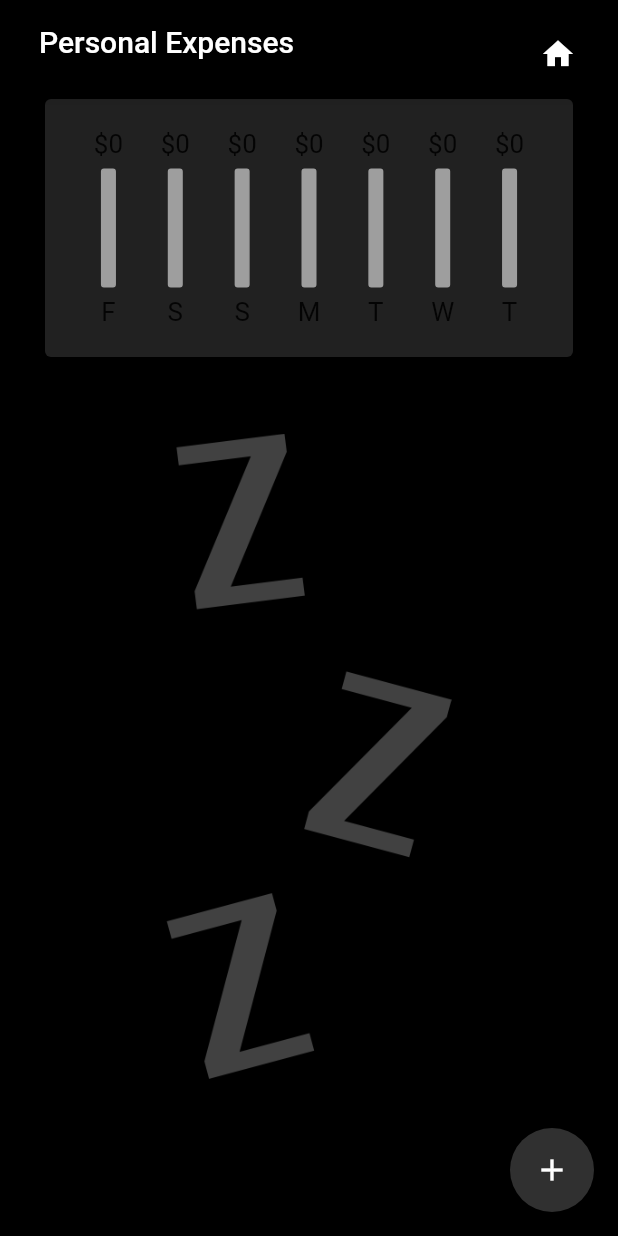
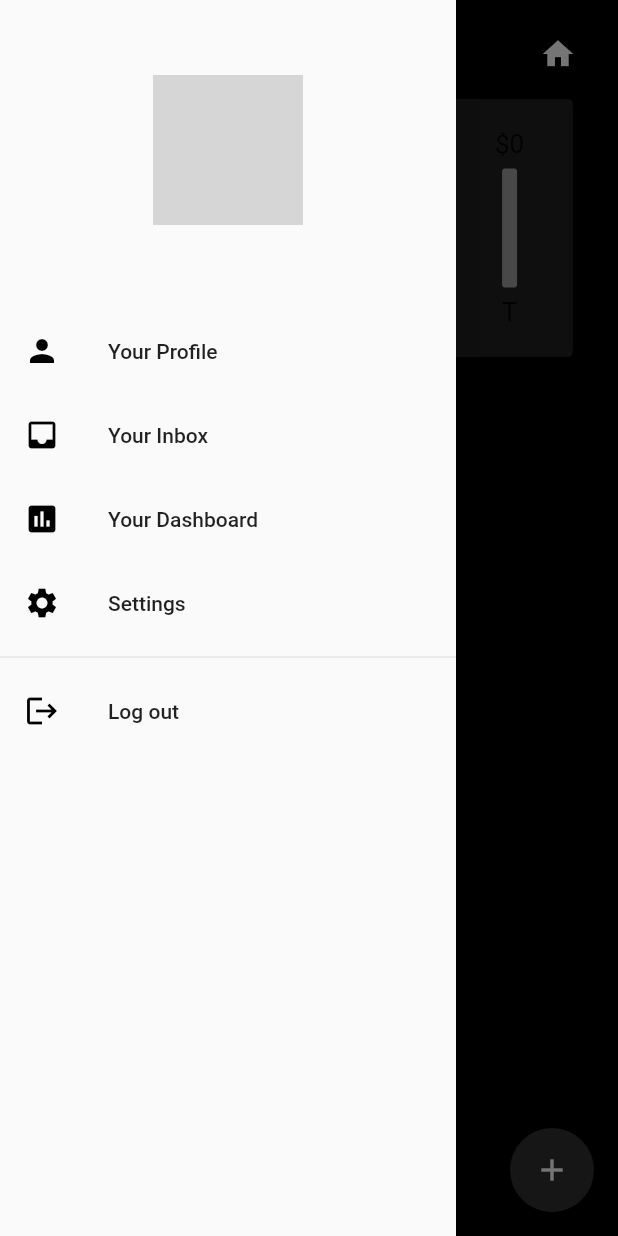
Before and after one commit to swag2716/Expense-tracker-app, a Flutter app: the AllTransactionsScreen screen opened directly, with the side drawer open (before the commit the screen has no drawer), on a phone screen of 412 x 824 dp. Run offline on Flutter 3.47's test engine with Material 2 defaults, Android fonts, the phone set to English and light mode, and no system bars; our stand-ins replace get, shared_preferences; accounts and stored records are empty; network calls fail; grey boxes are pictures that could not be loaded.

Commit message:
Added error statements

```diff
--- /dev/null
+++ b/Frontend/lib/components/main_drawer.dart
@@ -0,0 +1,113 @@
+import 'package:flutter/material.dart';
+import 'package:get/get.dart';
+import 'package:personal_expenses_app/screens/log_in_screen.dart';
+
+import '../storage/auth_storage.dart';
+
+class MainDrawer extends StatelessWidget {
+  const MainDrawer({Key? key}) : super(key: key);
+
+  @override
+  Widget build(BuildContext context) {
+    return FutureBuilder<String?>(
+        future: TokenManager().getName(),
+        builder: (context, snapshot) {
+          if (snapshot.connectionState == ConnectionState.waiting) {
+            // Show a loading indicator while fetching the name
+            return CircularProgressIndicator();
+          } else if (snapshot.hasData) {
+            // Use the retrieved name if available
+            final name = snapshot.data!;
+            return Column(children: [
+              Container(
+                child: Padding(
+                  padding: const EdgeInsets.only(top: 50.0),
+                  child: Column(
+                    mainAxisAlignment: MainAxisAlignment.center,
+                    crossAxisAlignment: CrossAxisAlignment.center,
+                    children: [
+                      const CircleAvatar(
+                        radius: 50.0,
+                        backgroundImage: NetworkImage(
+                          "https://images.unsplash.com/photo-1594616838951-c155f8d978a0?ixlib=rb-1.2.1&ixid=eyJhcHBfaWQiOjEyMDd9&auto=format&fit=crop&w=1050&q=80",
+                        ),
+                      ),
+                      const SizedBox(
+                        height: 5.0,
+                      ),
+                      Text(
+                        name,
+                        style: const TextStyle(
+                          fontSize: 22.0,
+                          fontWeight: FontWeight.w800,
+                        ),
+                      ),
+                      const SizedBox(
+                        height: 5.0,
+                      ),
+                    ],
+                  ),
+                ),
+              ),
+              const SizedBox(
+                height: 20.0,
+              ),
+              ListTile(
+                onTap: () {},
+                leading: const Icon(
+                  Icons.person,
+                  color: Colors.black,
+                ),
+                title: const Text("Your Profile"),
+              ),
+
+              ListTile(
+                onTap: () {},
+                leading: const Icon(
+                  Icons.inbox,
+                  color: Colors.black,
+                ),
+                title: const Text("Your Inbox"),
+              ),
+
+              ListTile(
+                onTap: () {},
+                leading: const Icon(
+                  Icons.assessment,
+                  color: Colors.black,
+                ),
+                title: const Text("Your Dashboard"),
+              ),
+
+              ListTile(
+                onTap: () {},
+                leading: const Icon(
+                  Icons.settings,
+                  color: Colors.black,
+                ),
+                title: const Text("Settings"),
+              ),
+              const Divider(),
+              ListTile(
+                onTap: () async {
+                  final tokenManager = TokenManager();
+                  await tokenManager.clearTokens();
+                  Get.offAll(LogInScreen());
+                },
+                leading: const Icon(
+                  Icons.logout,
+                  color: Colors.black,
+                ),
+                title: const Text("Log out"),
+              ),
+            ]);
+          } else if (snapshot.hasError) {
+            // Handle the error case
+            return Text('Error: ${snapshot.error}');
+          } else {
+            // Handle other cases
+            return const Text('No name available');
+          }
+        });
+  }
+}
--- a/Frontend/lib/screens/all_transactions_screen.dart
+++ b/Frontend/lib/screens/all_transactions_screen.dart
@@ -1,6 +1,7 @@
 import 'dart:io';
 import 'package:flutter/material.dart';
 import 'package:get/get.dart';
+import 'package:personal_expenses_app/components/main_drawer.dart';
 import 'package:personal_expenses_app/controllers/auth_controller.dart';
 import 'package:personal_expenses_app/controllers/transaction_controller.dart';
 import 'package:personal_expenses_app/screens/sign_up_screen.dart';
@@ -18,13 +19,6 @@ class AllTransactionsScreen extends StatefulWidget {
 
 class _AllTransactionsScreen extends State<AllTransactionsScreen> {
   final TransactionController _transactionController = Get.find<TransactionController>();
-
-
-  @override
-  void initState(){
-    super.initState();
-    _transactionController.getTransactions();
-  }
 
   var _showChart = false;
 
@@ -131,6 +125,10 @@ class _AllTransactionsScreen extends State<AllTransactionsScreen> {
     return Scaffold(
       backgroundColor: Colors.black,
       appBar: appBar,
+      drawer: const Drawer(
+        child: MainDrawer(),
+
+      ),
       body: SingleChildScrollView(
         child: Obx(()=> Column(
             crossAxisAlignment: CrossAxisAlignment.start,
--- a/Frontend/lib/utils/theme_widget.dart
+++ b/Frontend/lib/utils/theme_widget.dart
@@ -8,11 +8,13 @@ class MyAppTheme{
     scaffoldBackgroundColor: AppColor.bodyColorDark,
     hintColor: AppColor.textColor,
     primaryColorLight: AppColor.buttonBackgroundColorDark,
+    primaryColor: Colors.green,
     fontFamily: 'OpenSans',
     textTheme: const TextTheme(
       displayLarge: TextStyle(fontSize: 36, fontWeight: FontWeight.bold, color: Colors.white,),
       displayMedium: TextStyle(fontSize: 20, fontWeight: FontWeight.bold, color: Colors.white),
       displaySmall: TextStyle(fontSize: 18, fontWeight: FontWeight.bold, color: Colors.white),
+      headlineSmall: TextStyle(fontSize: 18, color: Colors.green)
     ),
 
     buttonTheme: const ButtonThemeData(
```
Also changed, not shown: Frontend/lib/controllers/auth_controller.dart (+6 -2 lines), Frontend/lib/controllers/transaction_controller.dart (+13 -3 lines), Frontend/lib/main.dart (+2 -5 lines), Frontend/lib/screens/loading_screen.dart (added, +34 -0 lines), Frontend/lib/screens/log_in_screen.dart (+26 -4 lines), Frontend/lib/screens/sign_up_screen.dart (+30 -1 lines), Frontend/pubspec.lock, 5 other files.
